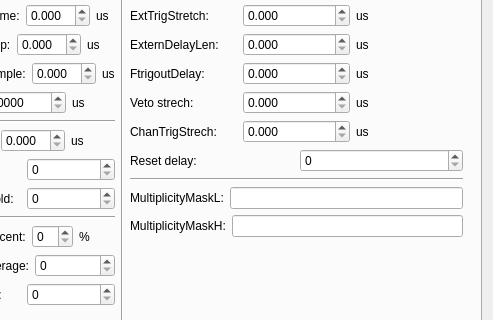
Above: XIAengine/src/mainwindow.ui from oslocyclotronlab/OCLDAQ before the change; both pictures show x 91 to 584 and y 169 to 489 of the 584 by 796 pixel window. Below: the same form after it.
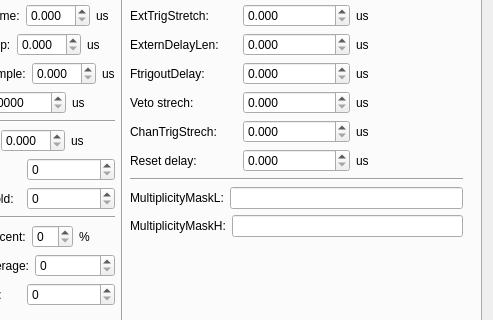
That is the form after the change.

Commit message:
UI reflects changes in API
The UI now reflects the changes I made to the API

```diff
--- a/XIAengine/src/mainwindow.ui
+++ b/XIAengine/src/mainwindow.ui
@@ -713,7 +713,21 @@
                       </widget>
                      </item>
                      <item>
-                      <widget class="QSpinBox" name="ResetDelay"/>
+                      <widget class="QDoubleSpinBox" name="ResetDelay">
+                       <property name="decimals">
+                        <number>3</number>
+                       </property>
+                       <property name="singleStep">
+                        <double>0.001000000000000</double>
+                       </property>
+                      </widget>
+                     </item>
+                     <item>
+                      <widget class="QLabel" name="label_929">
+                       <property name="text">
+                        <string>us</string>
+                       </property>
+                      </widget>
                      </item>
                     </layout>
                    </item>
```
The commit also changes 1 other file.
